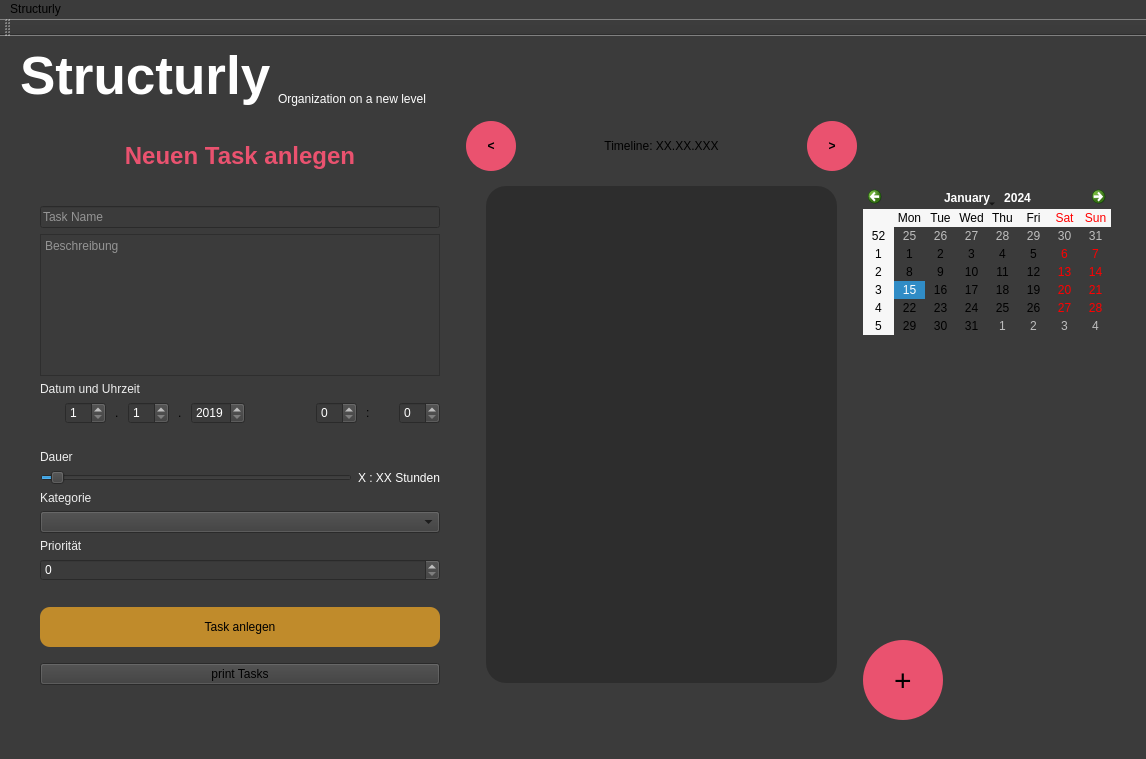
This is src/qtdep_gui/mainwindow.ui in paulwag/Structurly as Qt 5 draws it before an edit. The edited form follows.
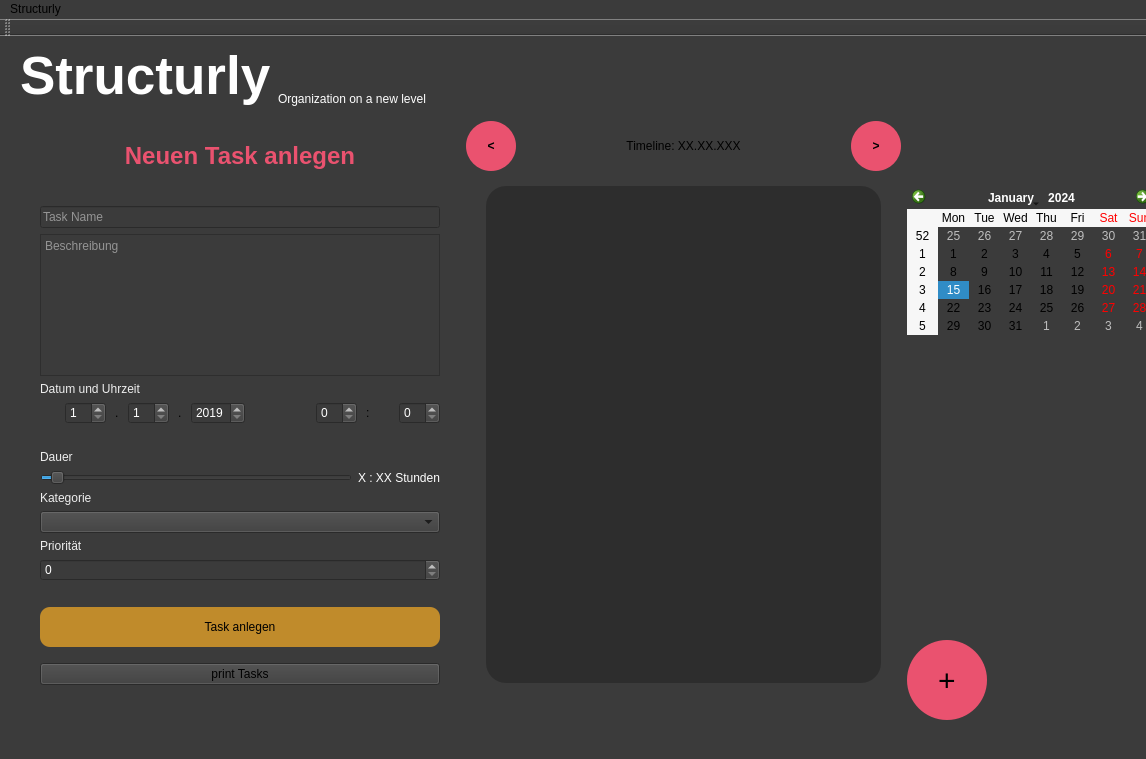
This is the edited form.

Patch:
```diff
--- a/src/qtdep_gui/mainwindow.ui
+++ b/src/qtdep_gui/mainwindow.ui
@@ -28,7 +28,7 @@
      <rect>
       <x>20</x>
       <y>10</y>
-      <width>1102</width>
+      <width>1146</width>
       <height>685</height>
      </rect>
     </property>
@@ -61,8 +61,8 @@
          <rect>
           <x>0</x>
           <y>0</y>
-          <width>316</width>
-          <height>475</height>
+          <width>266</width>
+          <height>438</height>
          </rect>
         </property>
         <widget class="QTableWidget" name="timeline_table">
```
Left out of the diff: 5 changed lines with no effect on the pictures.
